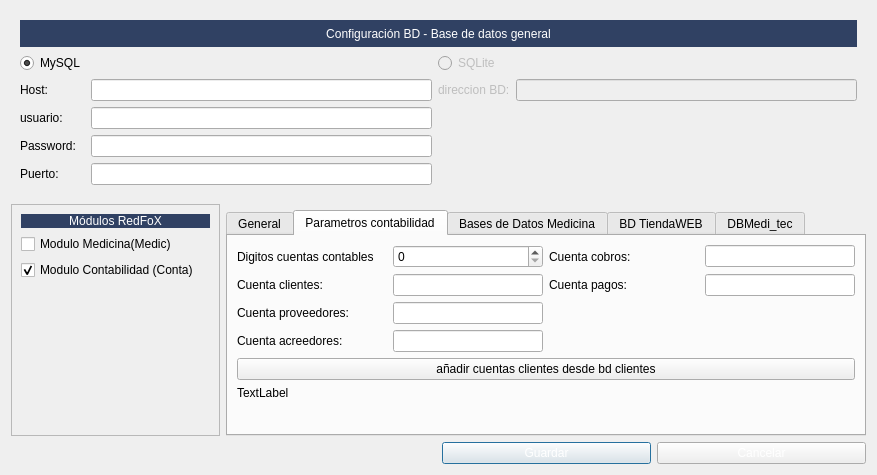
This is Zona_Administrador/frmconfigmaya.ui in arcnexus/RedFoX as Qt 5 draws it before an edit. The edited form follows.
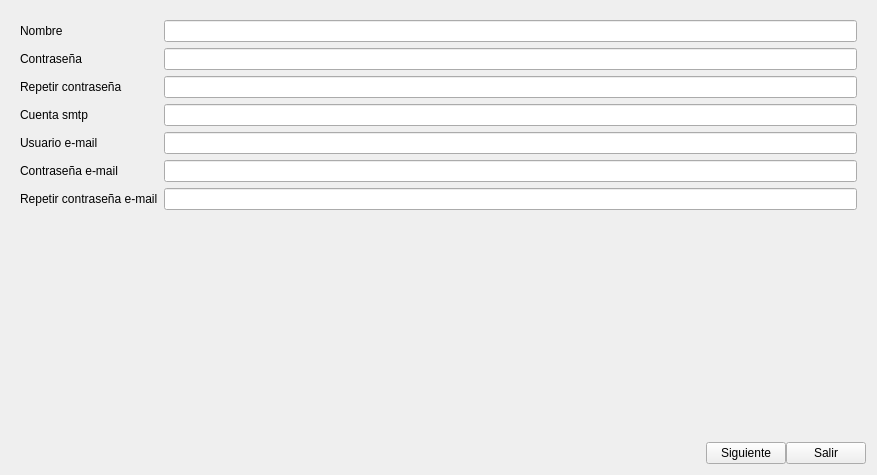
This is the edited form. The open tabs and pages were chosen to show the change. Icons and pictures are not drawn.

Commit message: fallback hacia mayaglobal.usuarios Creacion de super usuarios y mayaglobal db

```diff
--- a/Zona_Administrador/frmconfigmaya.ui
+++ b/Zona_Administrador/frmconfigmaya.ui
@@ -17,71 +17,178 @@
    <iconset resource="../maya.qrc">
     <normaloff>:/Icons/PNG/NeuX.png</normaloff>:/Icons/PNG/NeuX.png</iconset>
   </property>
-  <layout class="QGridLayout" name="gridLayout_2">
-   <item row="3" column="2">
-    <widget class="QPushButton" name="pushButton">
-     <property name="styleSheet">
-      <string notr="true">QPushButton:disabled{color: 0; }
-QPushButton:enabled{color: rgb(255,255,255); }
-</string>
-     </property>
-     <property name="text">
-      <string>Guardar</string>
-     </property>
-    </widget>
-   </item>
-   <item row="3" column="3">
-    <widget class="QPushButton" name="pushButton_2">
-     <property name="styleSheet">
-      <string notr="true">QPushButton:disabled{color: 0; }
-QPushButton:enabled{color: rgb(255,255,255); }
-</string>
-     </property>
-     <property name="text">
-      <string>Cancelar</string>
-     </property>
-    </widget>
-   </item>
-   <item row="1" column="0" rowspan="2">
-    <widget class="QFrame" name="frame">
-     <property name="frameShape">
-      <enum>QFrame::StyledPanel</enum>
-     </property>
-     <property name="frameShadow">
-      <enum>QFrame::Raised</enum>
-     </property>
      <layout class="QGridLayout" name="gridLayout">
-      <item row="3" column="0">
-       <spacer name="verticalSpacer">
-        <property name="orientation">
-         <enum>Qt::Vertical</enum>
-        </property>
-        <property name="sizeHint" stdset="0">
+   <property name="verticalSpacing">
+    <number>3</number>
+   </property>
+   <item row="0" column="0">
+    <widget class="QStackedWidget" name="stackedWidget">
+     <property name="currentIndex">
+      <number>0</number>
+     </property>
+     <widget class="QWidget" name="welcome_page">
+      <layout class="QGridLayout" name="gridLayout_3">
+       <item row="0" column="1">
+        <widget class="QLabel" name="label_6">
+         <property name="text">
+          <string>Bienvenido a RedFox</string>
+         </property>
+        </widget>
+       </item>
+       <item row="0" column="0">
+        <widget class="QPushButton" name="btnInicio">
+         <property name="maximumSize">
          <size>
-          <width>20</width>
-          <height>40</height>
-         </size>
-        </property>
-       </spacer>
+           <width>100</width>
+           <height>16777215</height>
+          </size>
+         </property>
+         <property name="text">
+          <string>Inicio</string>
+         </property>
+        </widget>
       </item>
       <item row="2" column="0" colspan="2">
-       <widget class="QCheckBox" name="chkconta">
+        <widget class="QListWidget" name="listWidget">
+         <item>
         <property name="text">
-         <string>Modulo Contabilidad (Conta)</string>
+           <string>Configurar rutas de acceso a la base de datos</string>
+          </property>
+         </item>
+         <item>
+          <property name="text">
+           <string>Crear Super usuarios</string>
+          </property>
+         </item>
+         <item>
+          <property name="text">
+           <string>Activar/Desactivar módulos</string>
+          </property>
+         </item>
+        </widget>
+       </item>
+      </layout>
+     </widget>
+     <widget class="QWidget" name="bd_driver_page">
+      <layout class="QGridLayout" name="gridLayout_2">
+       <item row="2" column="1">
+        <widget class="QLineEdit" name="txtHost"/>
+       </item>
+       <item row="3" column="1">
+        <widget class="QLineEdit" name="txtUsuario"/>
+       </item>
+       <item row="2" column="3">
+        <widget class="QLineEdit" name="txtdireccionBD">
+         <property name="enabled">
+          <bool>false</bool>
+         </property>
+        </widget>
+       </item>
+       <item row="1" column="0">
+        <widget class="QRadioButton" name="radMysql">
+         <property name="text">
+          <string>MySQL</string>
         </property>
         <property name="checked">
          <bool>true</bool>
         </property>
        </widget>
       </item>
-      <item row="1" column="0" colspan="2">
-       <widget class="QCheckBox" name="chkmedicum">
+       <item row="2" column="2">
+        <widget class="QLabel" name="label_5">
+         <property name="enabled">
+          <bool>false</bool>
+         </property>
         <property name="text">
          <string>Modulo Medicina(Medic)</string>
         </property>
        </widget>
       </item>
-      <item row="0" column="0" colspan="2">
+       <item row="3" column="0">
+        <widget class="QLabel" name="label_2">
+         <property name="text">
+          <string>usuario:</string>
+         </property>
+        </widget>
+       </item>
+       <item row="5" column="0">
+        <widget class="QLabel" name="label_4">
+         <property name="text">
+          <string>Puerto:</string>
+         </property>
+        </widget>
+       </item>
+       <item row="1" column="2">
+        <widget class="QRadioButton" name="radSqlite">
+         <property name="enabled">
+          <bool>false</bool>
+         </property>
+         <property name="text">
+          <string>SQLite</string>
+         </property>
+         <property name="checked">
+          <bool>false</bool>
+         </property>
+        </widget>
+       </item>
+       <item row="5" column="1">
+        <widget class="QLineEdit" name="txtPuerto"/>
+       </item>
+       <item row="0" column="0" colspan="4">
+        <widget class="QLabel" name="label_33">
+         <property name="maximumSize">
+          <size>
+           <width>16777215</width>
+           <height>27</height>
+          </size>
+         </property>
+         <property name="styleSheet">
+          <string notr="true">background: #304163;
+color: rgb(255,255,255);</string>
+         </property>
+         <property name="text">
+          <string>Configuración BD - Base de datos general</string>
+         </property>
+         <property name="alignment">
+          <set>Qt::AlignCenter</set>
+         </property>
+        </widget>
+       </item>
+       <item row="2" column="0">
+        <widget class="QLabel" name="label">
+         <property name="text">
+          <string>Host:</string>
+         </property>
+        </widget>
+       </item>
+       <item row="4" column="1">
+        <widget class="QLineEdit" name="txtPassword"/>
+       </item>
+       <item row="4" column="0">
+        <widget class="QLabel" name="label_3">
+         <property name="text">
+          <string>Password:</string>
+         </property>
+        </widget>
+       </item>
+       <item row="6" column="1">
+        <spacer name="verticalSpacer_4">
+         <property name="orientation">
+          <enum>Qt::Vertical</enum>
+         </property>
+         <property name="sizeHint" stdset="0">
+          <size>
+           <width>20</width>
+           <height>40</height>
+          </size>
+         </property>
+        </spacer>
+       </item>
+      </layout>
+     </widget>
+     <widget class="QWidget" name="modulos_page">
+      <layout class="QVBoxLayout" name="verticalLayout_2">
+       <item>
        <widget class="QLabel" name="label_32">
         <property name="styleSheet">
          <string notr="true">background: #304163;
@@ -95,10 +202,41 @@
         </property>
        </widget>
       </item>
-     </layout>
-    </widget>
-   </item>
-   <item row="2" column="1" colspan="3">
+       <item>
+        <widget class="QCheckBox" name="chkmedicum">
+         <property name="text">
+          <string>Modulo Medicina(Medic)</string>
+         </property>
+        </widget>
+       </item>
+       <item>
+        <widget class="QCheckBox" name="chkconta">
+         <property name="text">
+          <string>Modulo Contabilidad (Conta)</string>
+         </property>
+         <property name="checked">
+          <bool>true</bool>
+         </property>
+        </widget>
+       </item>
+       <item>
+        <spacer name="verticalSpacer">
+         <property name="orientation">
+          <enum>Qt::Vertical</enum>
+         </property>
+         <property name="sizeHint" stdset="0">
+          <size>
+           <width>20</width>
+           <height>186</height>
+          </size>
+         </property>
+        </spacer>
+       </item>
+      </layout>
+     </widget>
+     <widget class="QWidget" name="m">
+      <layout class="QVBoxLayout" name="verticalLayout_3">
+       <item>
     <widget class="QTabWidget" name="tabWidget_3">
      <property name="enabled">
       <bool>true</bool>
@@ -112,236 +250,6 @@
      <property name="currentIndex">
       <number>0</number>
      </property>
-     <widget class="QWidget" name="Pagina_general">
-      <attribute name="title">
-       <string>General</string>
-      </attribute>
-      <layout class="QGridLayout" name="gridLayout_6">
-       <item row="2" column="1" colspan="2">
-        <widget class="QSpinBox" name="spindigitos_factura">
-         <property name="sizePolicy">
-          <sizepolicy hsizetype="Preferred" vsizetype="Fixed">
-           <horstretch>0</horstretch>
-           <verstretch>0</verstretch>
-          </sizepolicy>
-         </property>
-        </widget>
-       </item>
-       <item row="0" column="1" colspan="2">
-        <widget class="QComboBox" name="cboPaises">
-         <property name="minimumSize">
-          <size>
-           <width>122</width>
-           <height>0</height>
-          </size>
-         </property>
-        </widget>
-       </item>
-       <item row="1" column="2">
-        <widget class="QLineEdit" name="txtPorcIRPF">
-         <property name="sizePolicy">
-          <sizepolicy hsizetype="Preferred" vsizetype="Fixed">
-           <horstretch>0</horstretch>
-           <verstretch>0</verstretch>
-          </sizepolicy>
-         </property>
-         <property name="maximumSize">
-          <size>
-           <width>60</width>
-           <height>16777215</height>
-          </size>
-         </property>
-        </widget>
-       </item>
-       <item row="0" column="0">
-        <widget class="QLabel" name="label_8">
-         <property name="text">
-          <string>Pais:</string>
-         </property>
-        </widget>
-       </item>
-       <item row="1" column="0" colspan="2">
-        <widget class="QCheckBox" name="chkProfesional">
-         <property name="text">
-          <string>Profesional /Autonomo (Ret. IRPF)</string>
-         </property>
-        </widget>
-       </item>
-       <item row="0" column="3" colspan="2">
-        <widget class="QCheckBox" name="chkPrestaShop">
-         <property name="sizePolicy">
-          <sizepolicy hsizetype="Preferred" vsizetype="Fixed">
-           <horstretch>0</horstretch>
-           <verstretch>0</verstretch>
-          </sizepolicy>
-         </property>
-         <property name="text">
-          <string>Enlazar 'onTime' con TiendaWEB</string>
-         </property>
-        </widget>
-       </item>
-       <item row="2" column="0">
-        <widget class="QLabel" name="label_9">
-         <property name="text">
-          <string>digitos factura:</string>
-         </property>
-        </widget>
-       </item>
-       <item row="3" column="0">
-        <spacer name="verticalSpacer_4">
-         <property name="orientation">
-          <enum>Qt::Vertical</enum>
-         </property>
-         <property name="sizeHint" stdset="0">
-          <size>
-           <width>20</width>
-           <height>40</height>
-          </size>
-         </property>
-        </spacer>
-       </item>
-      </layout>
-     </widget>
-     <widget class="QWidget" name="Pagina_contabilidad">
-      <attribute name="title">
-       <string>Parametros contabilidad</string>
-      </attribute>
-      <layout class="QGridLayout" name="gridLayout_9">
-       <item row="0" column="0">
-        <layout class="QGridLayout" name="gridLayout_8">
-         <item row="0" column="0">
-          <widget class="QLabel" name="label_18">
-           <property name="text">
-            <string>Digitos cuentas contables</string>
-           </property>
-          </widget>
-         </item>
-         <item row="0" column="1">
-          <widget class="QSpinBox" name="spidigitos_cuentaContable">
-           <property name="sizePolicy">
-            <sizepolicy hsizetype="Preferred" vsizetype="Fixed">
-             <horstretch>0</horstretch>
-             <verstretch>0</verstretch>
-            </sizepolicy>
-           </property>
-          </widget>
-         </item>
-         <item row="0" column="2">
-          <widget class="QLabel" name="label_22">
-           <property name="text">
-            <string>Cuenta cobros:</string>
-           </property>
-          </widget>
-         </item>
-         <item row="0" column="3">
-          <widget class="QLineEdit" name="txtcuenta_cobros">
-           <property name="sizePolicy">
-            <sizepolicy hsizetype="Preferred" vsizetype="Fixed">
-             <horstretch>0</horstretch>
-             <verstretch>0</verstretch>
-            </sizepolicy>
-           </property>
-          </widget>
-         </item>
-         <item row="1" column="0">
-          <widget class="QLabel" name="label_19">
-           <property name="text">
-            <string>Cuenta clientes:</string>
-           </property>
-          </widget>
-         </item>
-         <item row="1" column="1">
-          <widget class="QLineEdit" name="txtCuentaClientes">
-           <property name="sizePolicy">
-            <sizepolicy hsizetype="Preferred" vsizetype="Fixed">
-             <horstretch>0</horstretch>
-             <verstretch>0</verstretch>
-            </sizepolicy>
-           </property>
-          </widget>
-         </item>
-         <item row="1" column="2">
-          <widget class="QLabel" name="label_23">
-           <property name="text">
-            <string>Cuenta pagos:</string>
-           </property>
-          </widget>
-         </item>
-         <item row="1" column="3">
-          <widget class="QLineEdit" name="txtcuenta_pagos">
-           <property name="sizePolicy">
-            <sizepolicy hsizetype="Preferred" vsizetype="Fixed">
-             <horstretch>0</horstretch>
-             <verstretch>0</verstretch>
-            </sizepolicy>
-           </property>
-          </widget>
-         </item>
-         <item row="2" column="0">
-          <widget class="QLabel" name="label_20">
-           <property name="text">
-            <string>Cuenta proveedores:</string>
-           </property>
-          </widget>
-         </item>
-         <item row="2" column="1">
-          <widget class="QLineEdit" name="txtCuentaProveedores">
-           <property name="sizePolicy">
-            <sizepolicy hsizetype="Preferred" vsizetype="Fixed">
-             <horstretch>0</horstretch>
-             <verstretch>0</verstretch>
-            </sizepolicy>
-           </property>
-          </widget>
-         </item>
-         <item row="3" column="0">
-          <widget class="QLabel" name="label_21">
-           <property name="text">
-            <string>Cuenta acreedores:</string>
-           </property>
-          </widget>
-         </item>
-         <item row="3" column="1">
-          <widget class="QLineEdit" name="txtCuentaAcreedores">
-           <property name="sizePolicy">
-            <sizepolicy hsizetype="Preferred" vsizetype="Fixed">
-             <horstretch>0</horstretch>
-             <verstretch>0</verstretch>
-            </sizepolicy>
-           </property>
-          </widget>
-         </item>
-        </layout>
-       </item>
-       <item row="3" column="0">
-        <spacer name="verticalSpacer_3">
-         <property name="orientation">
-          <enum>Qt::Vertical</enum>
-         </property>
-         <property name="sizeHint" stdset="0">
-          <size>
-           <width>20</width>
-           <height>40</height>
-          </size>
-         </property>
-        </spacer>
-       </item>
-       <item row="1" column="0">
-        <widget class="QPushButton" name="btnAnadir_cuentas">
-         <property name="text">
-          <string>añadir cuentas clientes desde bd clientes</string>
-         </property>
-        </widget>
-       </item>
-       <item row="2" column="0">
-        <widget class="QLabel" name="txtnombre_cliente">
-         <property name="text">
-          <string>TextLabel</string>
-         </property>
-        </widget>
-       </item>
-      </layout>
-     </widget>
      <widget class="QWidget" name="Pagina_Vademecums">
       <attribute name="title">
        <string>Bases de Datos Medicina</string>
@@ -532,93 +440,6 @@
        </item>
       </layout>
      </widget>
-     <widget class="QWidget" name="tab">
-      <attribute name="title">
-       <string>BD TiendaWEB</string>
-      </attribute>
-      <layout class="QGridLayout" name="gridLayout_4">
-       <item row="3" column="1" colspan="2">
-        <widget class="QLineEdit" name="txtPasswordDBWeb"/>
-       </item>
-       <item row="3" column="0">
-        <widget class="QLabel" name="label_10">
-         <property name="text">
-          <string>Password:</string>
-         </property>
-        </widget>
-       </item>
-       <item row="4" column="1" colspan="2">
-        <widget class="QLineEdit" name="txtPuerto_DBWeb"/>
-       </item>
-       <item row="2" column="1" colspan="2">
-        <widget class="QLineEdit" name="txtUsuarioDBweb"/>
-       </item>
-       <item row="1" column="1" colspan="2">
-        <widget class="QLineEdit" name="txtHostWeb"/>
-       </item>
-       <item row="0" column="0">
-        <widget class="QLabel" name="label_14">
-         <property name="text">
-          <string>Nombre BD web:</string>
-         </property>
-        </widget>
-       </item>
-       <item row="1" column="0">
-        <widget class="QLabel" name="label_11">
-         <property name="text">
-          <string>Host:</string>
-         </property>
-        </widget>
-       </item>
-       <item row="0" column="1" colspan="2">
-        <widget class="QLineEdit" name="txtnombre_bdWeb"/>
-       </item>
-       <item row="4" column="0">
-        <widget class="QLabel" name="label_13">
-         <property name="text">
-          <string>Puerto:</string>
-         </property>
-        </widget>
-       </item>
-       <item row="4" column="3">
-        <widget class="QLabel" name="label_15">
-         <property name="text">
-          <string>Dto fijo web:</string>
-         </property>
-        </widget>
-       </item>
-       <item row="4" column="4">
-        <widget class="QLineEdit" name="lineEdit">
-         <property name="maximumSize">
-          <size>
-           <width>50</width>
-           <height>16777215</height>
-          </size>
-         </property>
-        </widget>
-       </item>
-       <item row="2" column="0">
-        <widget class="QLabel" name="label_12">
-         <property name="text">
-          <string>usuario:</string>
-         </property>
-        </widget>
-       </item>
-       <item row="5" column="0">
-        <spacer name="verticalSpacer_5">
-         <property name="orientation">
-          <enum>Qt::Vertical</enum>
-         </property>
-         <property name="sizeHint" stdset="0">
-          <size>
-           <width>20</width>
-           <height>40</height>
-          </size>
-         </property>
-        </spacer>
-       </item>
-      </layout>
-     </widget>
      <widget class="QWidget" name="tab_2">
       <attribute name="title">
        <string>DBMedi_tec</string>
@@ -691,119 +512,103 @@
      </widget>
     </widget>
    </item>
-   <item row="0" column="0" colspan="4">
-    <widget class="QFrame" name="frame">
-     <property name="minimumSize">
-      <size>
-       <width>0</width>
-       <height>187</height>
-      </size>
-     </property>
-     <layout class="QGridLayout" name="gridLayout_3">
-      <item row="0" column="1" colspan="4">
-       <widget class="QLabel" name="label_33">
-        <property name="maximumSize">
-         <size>
-          <width>16777215</width>
-          <height>27</height>
-         </size>
-        </property>
-        <property name="styleSheet">
-         <string notr="true">background: #304163;
-color: rgb(255,255,255);</string>
-        </property>
-        <property name="text">
-         <string>Configuración BD - Base de datos general</string>
-        </property>
-        <property name="alignment">
-         <set>Qt::AlignCenter</set>
-        </property>
-       </widget>
-      </item>
-      <item row="6" column="2">
-       <widget class="QLineEdit" name="txtPuerto"/>
-      </item>
-      <item row="4" column="2">
-       <widget class="QLineEdit" name="txtUsuario"/>
-      </item>
-      <item row="6" column="1">
-       <widget class="QLabel" name="label_4">
+      </layout>
+     </widget>
+     <widget class="QWidget" name="create_user_page">
+      <layout class="QFormLayout" name="formLayout">
+       <item row="0" column="0">
+        <widget class="QLabel" name="label_7">
         <property name="text">
-         <string>Puerto:</string>
+          <string>Nombre</string>
         </property>
        </widget>
       </item>
-      <item row="1" column="3">
-       <widget class="QRadioButton" name="radSqlite">
-        <property name="enabled">
-         <bool>false</bool>
-        </property>
-        <property name="text">
-         <string>SQLite</string>
-        </property>
-        <property name="checked">
-         <bool>false</bool>
-        </property>
-       </widget>
-      </item>
-      <item row="5" column="1">
-       <widget class="QLabel" name="label_3">
+       <item row="0" column="1">
+        <widget class="QLineEdit" name="txtname"/>
+       </item>
+       <item row="1" column="0">
+        <widget class="QLabel" name="label_8">
         <property name="text">
-         <string>Password:</string>
-        </property>
-       </widget>
-      </item>
-      <item row="3" column="4">
-       <widget class="QLineEdit" name="txtdireccionBD">
-        <property name="enabled">
-         <bool>false</bool>
-        </property>
-       </widget>
-      </item>
-      <item row="5" column="2">
-       <widget class="QLineEdit" name="txtPassword"/>
-      </item>
-      <item row="3" column="3">
-       <widget class="QLabel" name="label_5">
-        <property name="enabled">
-         <bool>false</bool>
-        </property>
-        <property name="text">
-         <string>direccion BD:</string>
-        </property>
-       </widget>
-      </item>
-      <item row="3" column="1">
-       <widget class="QLabel" name="label">
-        <property name="text">
-         <string>Host:</string>
+          <string>Contraseña</string>
         </property>
        </widget>
       </item>
       <item row="1" column="1">
-       <widget class="QRadioButton" name="radMysql">
+        <widget class="QLineEdit" name="txtpass1">
+         <property name="echoMode">
+          <enum>QLineEdit::Password</enum>
+         </property>
+        </widget>
+       </item>
+       <item row="2" column="0">
+        <widget class="QLabel" name="label_9">
         <property name="text">
-         <string>MySQL</string>
-        </property>
-        <property name="checked">
-         <bool>true</bool>
+          <string>Repetir contraseña</string>
+         </property>
+        </widget>
+       </item>
+       <item row="2" column="1">
+        <widget class="QLineEdit" name="txtpass2">
+         <property name="echoMode">
+          <enum>QLineEdit::Password</enum>
         </property>
        </widget>
       </item>
-      <item row="3" column="2">
-       <widget class="QLineEdit" name="txtHost"/>
+       <item row="3" column="0">
+        <widget class="QLabel" name="label_10">
+         <property name="text">
+          <string>Cuenta smtp</string>
+         </property>
+        </widget>
+       </item>
+       <item row="3" column="1">
+        <widget class="QLineEdit" name="txtsmtp"/>
+       </item>
+       <item row="4" column="0">
+        <widget class="QLabel" name="label_11">
+         <property name="text">
+          <string>Usuario e-mail</string>
+         </property>
+        </widget>
       </item>
       <item row="4" column="1">
-       <widget class="QLabel" name="label_2">
+        <widget class="QLineEdit" name="txtmail"/>
+       </item>
+       <item row="5" column="0">
+        <widget class="QLabel" name="label_12">
         <property name="text">
-         <string>usuario:</string>
+          <string>Contraseña e-mail</string>
+         </property>
+        </widget>
+       </item>
+       <item row="5" column="1">
+        <widget class="QLineEdit" name="txtmailpass1">
+         <property name="echoMode">
+          <enum>QLineEdit::Password</enum>
+         </property>
+        </widget>
+       </item>
+       <item row="6" column="0">
+        <widget class="QLabel" name="label_13">
+         <property name="text">
+          <string>Repetir contraseña e-mail</string>
+         </property>
+        </widget>
+       </item>
+       <item row="6" column="1">
+        <widget class="QLineEdit" name="txtmailpass2">
+         <property name="echoMode">
+          <enum>QLineEdit::Password</enum>
         </property>
        </widget>
       </item>
      </layout>
     </widget>
+    </widget>
    </item>
-   <item row="3" column="0" colspan="2">
+   <item row="1" column="0">
+    <layout class="QHBoxLayout" name="horizontalLayout">
+     <item>
     <spacer name="horizontalSpacer">
      <property name="orientation">
       <enum>Qt::Horizontal</enum>
@@ -816,6 +621,28 @@
      </property>
     </spacer>
    </item>
+     <item>
+      <widget class="QPushButton" name="btnSiguiente">
+       <property name="styleSheet">
+        <string notr="true"/>
+       </property>
+       <property name="text">
+        <string>Siguiente</string>
+       </property>
+      </widget>
+     </item>
+     <item>
+      <widget class="QPushButton" name="btnCancel">
+       <property name="styleSheet">
+        <string notr="true"/>
+       </property>
+       <property name="text">
+        <string>Salir</string>
+       </property>
+      </widget>
+     </item>
+    </layout>
+   </item>
   </layout>
  </widget>
  <tabstops>
```
Left out of the diff: 53 changed lines with no effect on the pictures. Lines whose indentation alone changed are shown as unchanged. The commit also changes 13 other files.
